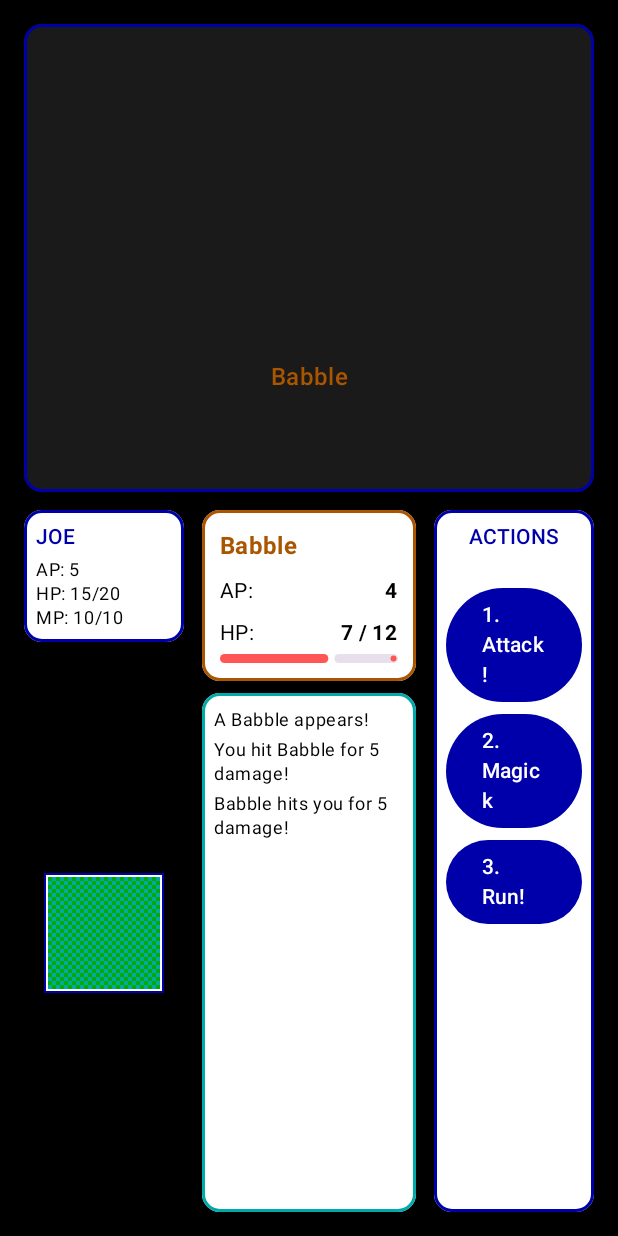
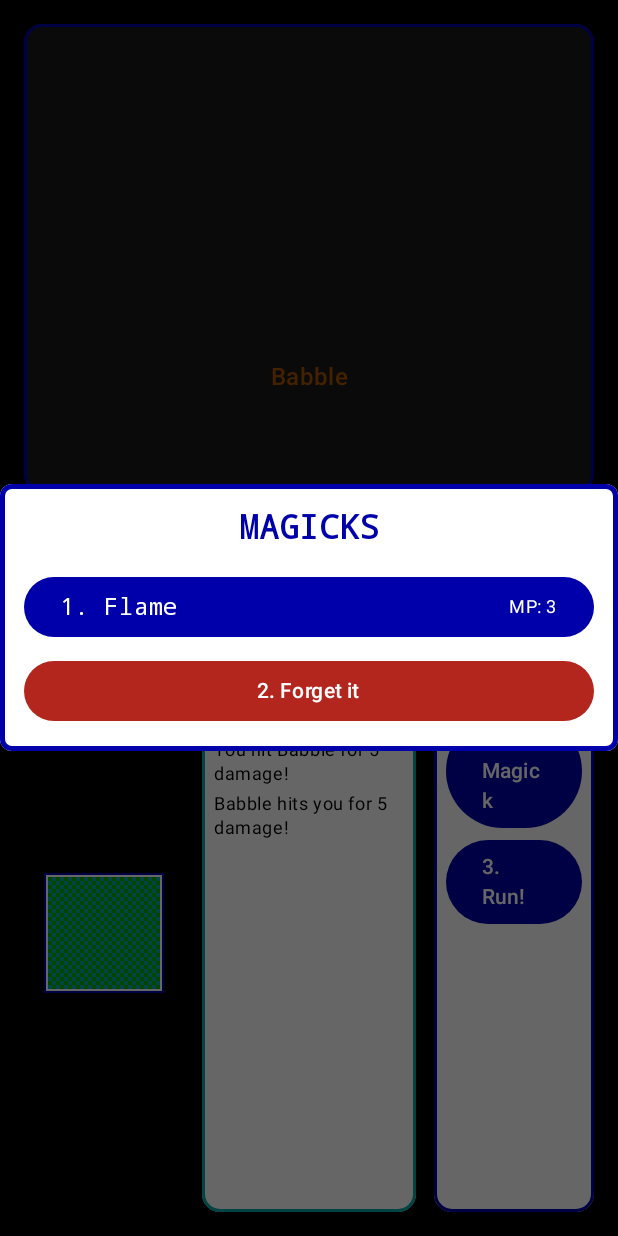
Before and after one commit to gmilette/The-Evil-Wrath-of-Zargon-App, an Android app built with Jetpack Compose: the screen it shows after launch (MainActivity), after a tap on "2. Magick", on a phone screen of 412 x 824 dp. Run offline under Robolectric (Android 15) with nearby library versions, the phone set to English and light mode, and no system bars; our stand-ins replace Dagger/Hilt's generated code; 2 other taps on this screen came first.

Commit message:
Phase 3 Complete: Magic System
Implemented full spell casting system from QBASIC Magix procedure:

Spell System (domain/battle/Spell.kt):
- Spell data class with damage/heal calculations
- 5 spells with accurate QBASIC formulas:
  * Flame: 3 MP, 10 + (1-10) + level damage
  * Cure: 4 MP, 6 + (1-4) + level healing
  * Water: 8 MP, 25 + (1-15) + level damage
  * Lightning: 12 MP, 25 + (1-15) + level damage
  * BubbleBlast: 25 MP, 45 + (1-20) + level damage
- Level-based spell unlocking (1-5)
- MP cost validation
- isHealing flag for cure spell

Magic Menu UI (ui/components/MagicMenu.kt):
- Dialog showing available spells
- Displays spell name, number, and MP cost
- Grays out spells when MP insufficient
- "Forget it" cancel option (QBASIC: option 6)
- Shows only unlocked spells for player level

BattleViewModel Integration:
- castSpell() implementation:
  * Validates spell availability and MP cost
  * Deducts MP before casting
  * Damage spells: attack monster, check victory
  * Cure spell: heals player (caps at max HP)
  * Monster counterattacks after spell (except on victory)
- showMagicMenu() / closeMagicMenu() for menu toggle

BattleScreen Integration:
- Magic menu overlay when showMagicMenu = true
- Passes player level and current MP
- Spell selection triggers BattleAction.CastSpell
- Cancel button closes menu

Battle Flow:
- Click "2. Magick" → Magic menu appears
- Select spell → MP deducted → Effect applied
- Insufficient MP → error message displayed
- After spell → Monster counterattacks (if alive)

Testing:
- Spell damage formulas match QBASIC
- MP cost enforcement works
- Cure spell heals correctly
- Level-based spell gating works
- Magic menu UI displays properly

Note: Battle animations (sprite movement, attack effects) deferred
to future enhancement. Core gameplay fully functional.

```diff
--- /dev/null
+++ b/app/app/src/main/java/com/greenopal/zargon/domain/battle/Spell.kt
@@ -0,0 +1,134 @@
+package com.greenopal.zargon.domain.battle
+
+import kotlin.random.Random
+
+/**
+ * Magic spell system from QBASIC Magix procedure (ZARGON.BAS:2515)
+ */
+data class Spell(
+    val id: Int,
+    val name: String,
+    val mpCost: Int,
+    val requiredLevel: Int,
+    val baseDamage: Int = 0, // 0 for healing spells
+    val randomBonus: Int = 0,
+    val isHealing: Boolean = false
+) {
+    /**
+     * Calculate spell damage/healing
+     * @param playerLevel Character level for scaling
+     * @return Damage dealt or HP healed
+     */
+    fun calculateEffect(playerLevel: Int): Int {
+        // QBASIC formula: Gain = INT(RND * randomBonus) + 1 * lev
+        val gain = Random.nextInt(1, randomBonus + 1) + playerLevel
+        return baseDamage + gain
+    }
+
+    /**
+     * Check if player has enough MP
+     */
+    fun canCast(currentMP: Int): Boolean {
+        return currentMP >= mpCost
+    }
+}
+
+/**
+ * All available spells from QBASIC
+ */
+object Spells {
+    /**
+     * Flame spell (ZARGON.BAS:1386 - flamesp)
+     * MP cost: 3
+     * Damage: 10 + (1-10) + level
+     */
+    val FLAME = Spell(
+        id = 1,
+        name = "Flame",
+        mpCost = 3,
+        requiredLevel = 1,
+        baseDamage = 10,
+        randomBonus = 10,
+        isHealing = false
+    )
+
+    /**
+     * Cure spell (ZARGON.BAS:2554)
+     * MP cost: 4
+     * Heal: 6 + (1-4) + level
+     */
+    val CURE = Spell(
+        id = 2,
+        name = "Cure",
+        mpCost = 4,
+        requiredLevel = 2,
+        baseDamage = 6, // Used for healing amount
+        randomBonus = 4,
+        isHealing = true
+    )
+
+    /**
+     * Water spell (ZARGON.BAS:3322 - watersp)
+     * MP cost: 8
+     * Damage: 25 + (1-15) + level
+     */
+    val WATER = Spell(
+        id = 3,
+        name = "Water",
+        mpCost = 8,
+        requiredLevel = 3,
+        baseDamage = 25,
+        randomBonus = 15,
+        isHealing = false
+    )
+
+    /**
+     * Lightning spell (ZARGON.BAS:2461)
+     * MP cost: 12
+     * Damage: 25 + (1-15) + level
+     */
+    val LIGHTNING = Spell(
+        id = 4,
+        name = "Lightning",
+        mpCost = 12,
+        requiredLevel = 4,
+        baseDamage = 25,
+        randomBonus = 15,
+        isHealing = false
+    )
+
+    /**
+     * BubbleBlast spell (ZARGON.BAS:634 - bubble)
+     * MP cost: 25
+     * Damage: 45 + (1-20) + level
+     */
+    val BUBBLE_BLAST = Spell(
+        id = 5,
+        name = "BubbleBlast",
+        mpCost = 25,
+        requiredLevel = 5,
+        baseDamage = 45,
+        randomBonus = 20,
+        isHealing = false
+    )
+
+    /**
+     * Get all spells in order
+     */
+    val ALL = listOf(FLAME, CURE, WATER, LIGHTNING, BUBBLE_BLAST)
+
+    /**
+     * Get spells available at a given level
+     * Based on splev in QBASIC (Magix:2530)
+     */
+    fun getAvailableSpells(playerLevel: Int): List<Spell> {
+        return ALL.filter { it.requiredLevel <= playerLevel }
+    }
+
+    /**
+     * Get spell by index (1-5)
+     */
+    fun getByIndex(index: Int): Spell? {
+        return ALL.getOrNull(index - 1)
+    }
+}
--- /dev/null
+++ b/app/app/src/main/java/com/greenopal/zargon/ui/components/MagicMenu.kt
@@ -0,0 +1,147 @@
+package com.greenopal.zargon.ui.components
+
+import androidx.compose.foundation.BorderStroke
+import androidx.compose.foundation.layout.Arrangement
+import androidx.compose.foundation.layout.Box
+import androidx.compose.foundation.layout.Column
+import androidx.compose.foundation.layout.Row
+import androidx.compose.foundation.layout.Spacer
+import androidx.compose.foundation.layout.fillMaxSize
+import androidx.compose.foundation.layout.fillMaxWidth
+import androidx.compose.foundation.layout.height
+import androidx.compose.foundation.layout.padding
+import androidx.compose.foundation.shape.RoundedCornerShape
+import androidx.compose.material3.Button
+import androidx.compose.material3.ButtonDefaults
+import androidx.compose.material3.Card
+import androidx.compose.material3.CardDefaults
+import androidx.compose.material3.MaterialTheme
+import androidx.compose.material3.Surface
+import androidx.compose.material3.Text
+import androidx.compose.runtime.Composable
+import androidx.compose.ui.Alignment
+import androidx.compose.ui.Modifier
+import androidx.compose.ui.graphics.Color
+import androidx.compose.ui.text.font.FontWeight
+import androidx.compose.ui.text.style.TextAlign
+import androidx.compose.ui.unit.dp
+import androidx.compose.ui.window.Dialog
+import com.greenopal.zargon.domain.battle.BattleAction
+import com.greenopal.zargon.domain.battle.Spell
+import com.greenopal.zargon.domain.battle.Spells
+
+/**
+ * Magic menu dialog showing available spells
+ * Based on Magix procedure (ZARGON.BAS:2515)
+ */
+@Composable
+fun MagicMenu(
+    playerLevel: Int,
+    currentMP: Int,
+    onSpellSelected: (BattleAction.CastSpell) -> Unit,
+    onCancel: () -> Unit,
+    modifier: Modifier = Modifier
+) {
+    Dialog(onDismissRequest = onCancel) {
+        Card(
+            modifier = modifier,
+            colors = CardDefaults.cardColors(
+                containerColor = MaterialTheme.colorScheme.surface
+            ),
+            border = BorderStroke(3.dp, MaterialTheme.colorScheme.primary),
+            shape = RoundedCornerShape(8.dp)
+        ) {
+            Column(
+                modifier = Modifier
+                    .padding(16.dp)
+                    .fillMaxWidth(),
+                horizontalAlignment = Alignment.CenterHorizontally
+            ) {
+                // Title
+                Text(
+                    text = "MAGICKS",
+                    style = MaterialTheme.typography.titleLarge,
+                    color = MaterialTheme.colorScheme.primary,
+                    fontWeight = FontWeight.Bold
+                )
+
+                Spacer(modifier = Modifier.height(16.dp))
+
+                // Get available spells
+                val availableSpells = Spells.getAvailableSpells(playerLevel)
+
+                // Display spells
+                availableSpells.forEach { spell ->
+                    SpellButton(
+                        spell = spell,
+                        currentMP = currentMP,
+                        onClick = {
+                            onSpellSelected(BattleAction.CastSpell(spell.id))
+                        },
+                        modifier = Modifier.fillMaxWidth()
+                    )
+                    Spacer(modifier = Modifier.height(8.dp))
+                }
+
+                // Cancel button
+                Button(
+                    onClick = onCancel,
+                    modifier = Modifier.fillMaxWidth(),
+                    colors = ButtonDefaults.buttonColors(
+                        containerColor = MaterialTheme.colorScheme.error
+                    )
+                ) {
+                    Text("${availableSpells.size + 1}. Forget it")
+                }
+            }
+        }
+    }
+}
+
+@Composable
+private fun SpellButton(
+    spell: Spell,
+    currentMP: Int,
+    onClick: () -> Unit,
+    modifier: Modifier = Modifier
+) {
+    val canCast = spell.canCast(currentMP)
+    val backgroundColor = if (canCast) {
+        MaterialTheme.colorScheme.primary
+    } else {
+        MaterialTheme.colorScheme.surfaceVariant
+    }
+
+    val textColor = if (canCast) {
+        MaterialTheme.colorScheme.onPrimary
+    } else {
+        MaterialTheme.colorScheme.onSurfaceVariant
+    }
+
+    Button(
+        onClick = onClick,
+        enabled = canCast,
+        modifier = modifier,
+        colors = ButtonDefaults.buttonColors(
+            containerColor = backgroundColor,
+            disabledContainerColor = MaterialTheme.colorScheme.surfaceVariant
+        )
+    ) {
+        Row(
+            modifier = Modifier.fillMaxWidth(),
+            horizontalArrangement = Arrangement.SpaceBetween,
+            verticalAlignment = Alignment.CenterVertically
+        ) {
+            Text(
+                text = "${spell.id}. ${spell.name}",
+                color = textColor,
+                style = MaterialTheme.typography.bodyLarge
+            )
+            Text(
+                text = "MP: ${spell.mpCost}",
+                color = textColor,
+                style = MaterialTheme.typography.bodySmall
+            )
+        }
+    }
+}
--- a/app/app/src/main/java/com/greenopal/zargon/ui/screens/BattleScreen.kt
+++ b/app/app/src/main/java/com/greenopal/zargon/ui/screens/BattleScreen.kt
@@ -34,6 +34,7 @@ import com.greenopal.zargon.data.models.GameState
 import com.greenopal.zargon.domain.battle.BattleAction
 import com.greenopal.zargon.domain.battle.BattleResult
 import com.greenopal.zargon.domain.graphics.Sprite
+import com.greenopal.zargon.ui.components.MagicMenu
 import com.greenopal.zargon.ui.components.MonsterStatsBox
 import com.greenopal.zargon.ui.components.SpriteView
 import com.greenopal.zargon.ui.viewmodels.BattleViewModel
@@ -148,6 +149,20 @@ fun BattleScreen(
                         modifier = Modifier.weight(0.3f)
                     )
                 }
+            }
+
+            // Magic menu overlay
+            if (battleState!!.showMagicMenu) {
+                MagicMenu(
+                    playerLevel = battleState!!.character.level,
+                    currentMP = battleState!!.character.currentMP,
+                    onSpellSelected = { spellAction ->
+                        viewModel.onAction(spellAction)
+                    },
+                    onCancel = {
+                        viewModel.closeMagicMenu()
+                    }
+                )
             }
         } else {
             // Loading
```
Also changed, not shown: app/app/src/main/java/com/greenopal/zargon/ui/viewmodels/BattleViewModel.kt (+75 -6 lines).
